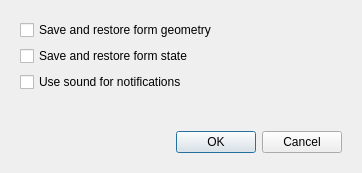
Qt form src/app/settings/settings.ui (xvitaly/tuned-switcher) before a commit.
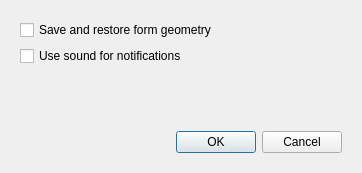
The same form after that commit.

Commit message: Removed "Save and restore form state" checkbox from the Settings form.

Diff of the .ui file:
```diff
--- a/src/app/settings/settings.ui
+++ b/src/app/settings/settings.ui
@@ -31,13 +31,6 @@
         </property>
        </widget>
       </item>
-      <item>
-       <widget class="QCheckBox" name="SaveFormState">
-        <property name="text">
-         <string>Save and restore form state</string>
-        </property>
-       </widget>
-      </item>
       <item>
        <widget class="QCheckBox" name="EnableSound">
         <property name="text">
```
The commit also changes 2 other files.
